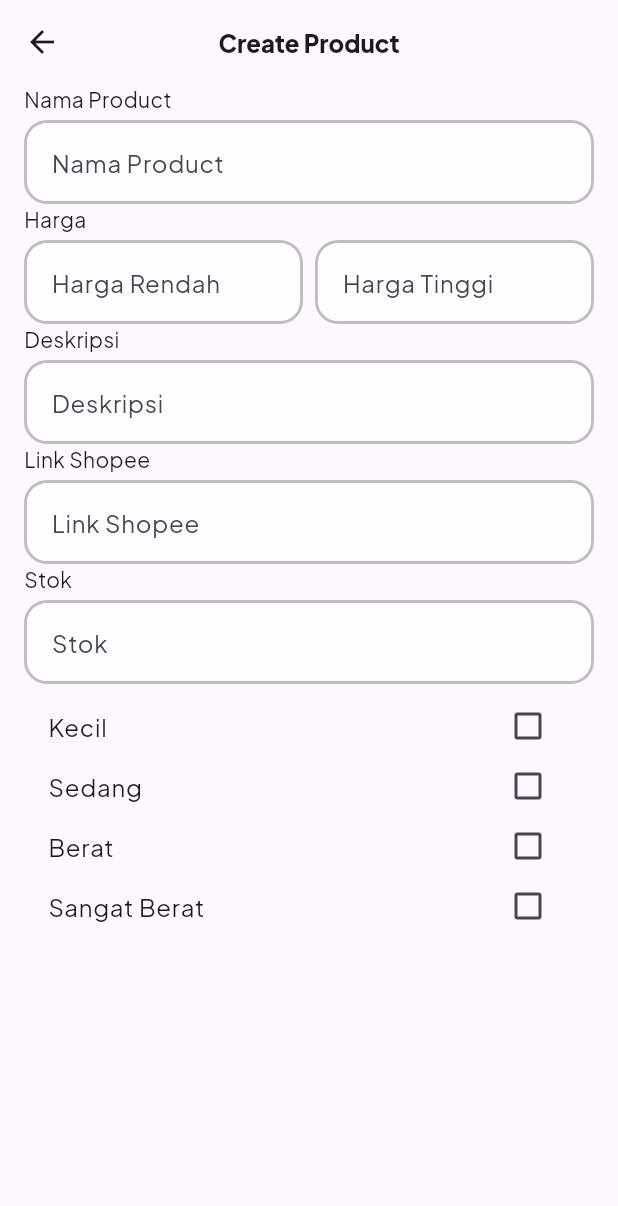
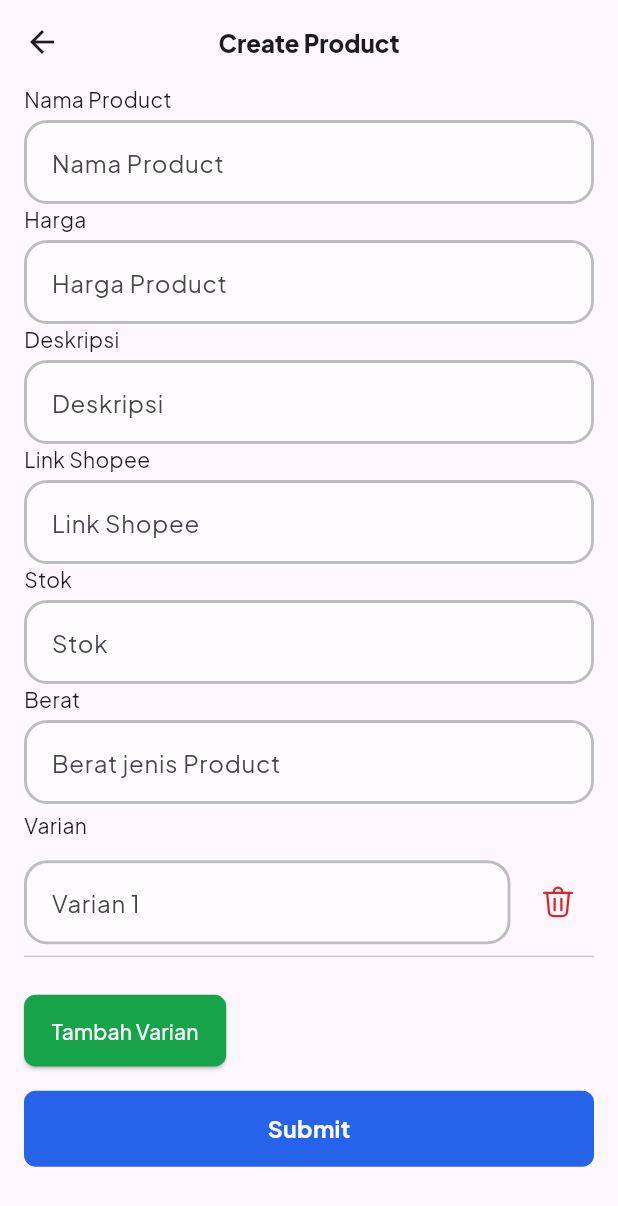
Before and after one commit to NasFahmi/DashboardApp, a Flutter app: the CreateProductView screen opened by its route, on a phone screen of 412 x 824 dp. Shown: the top 1206 px of the screen. Run offline on Flutter 3.47's test engine with Material 3 defaults, Android fonts, the phone set to English and light mode, and no system bars; our stand-ins replace fluentui_system_icons, flutter_screenutil, flutter_svg, gap, get, google_fonts and 3 more; accounts and stored records are empty; network calls fail.

```diff
--- a/lib/app/components/TextFormFieldComponent.dart
+++ b/lib/app/components/TextFormFieldComponent.dart
@@ -7,12 +7,12 @@ class TextFormFieldComponent extends StatelessWidget {
   final String? validationForm;
   final TextEditingController? controllerForm;
   final String? hintTextField;
-  // RegExp regex = RegExp(r'^[a-zA-Z0-9]+$');
+  RegExp? regex;
   TextFormFieldComponent(
       {required this.validationForm,
       required this.controllerForm,
       required this.hintTextField,
-      // required this.regex,
+      required this.regex,
       super.key});
 
   @override
@@ -25,7 +25,7 @@ class TextFormFieldComponent extends StatelessWidget {
         return null;
       },
       inputFormatters: [
-        // FilteringTextInputFormatter.allow(regex),
+        FilteringTextInputFormatter.allow(regex!),
       ],
       autovalidateMode: AutovalidateMode.onUserInteraction,
       controller: controllerForm,
--- a/lib/app/modules/Produk/views/produk_view.dart
+++ b/lib/app/modules/Produk/views/produk_view.dart
@@ -3,6 +3,7 @@ import 'package:flutter_screenutil/flutter_screenutil.dart';
 import 'package:gap/gap.dart';
 
 import 'package:get/get.dart';
+import 'package:pawonkoe/app/routes/app_pages.dart';
 import 'package:pawonkoe/app/theme/colors.dart';
 
 import '../controllers/produk_controller.dart';
@@ -82,7 +83,9 @@ class ProdukView extends GetView<ProdukController> {
                         ),
                       ),
                     ),
-                    onPressed: () {},
+                    onPressed: () {
+                      Get.toNamed(Routes.CREATE_PRODUCT);
+                    },
                     child: Row(
                       mainAxisAlignment: MainAxisAlignment.center,
                       crossAxisAlignment: CrossAxisAlignment.center,
--- a/lib/app/modules/createProduct/controllers/create_product_controller.dart
+++ b/lib/app/modules/createProduct/controllers/create_product_controller.dart
@@ -1,13 +1,15 @@
+import 'package:flutter/material.dart';
 import 'package:get/get.dart';
 
 class CreateProductController extends GetxController {
   //TODO: Implement CreateProductController
-  Map<String, bool> beratJenis = {
-    'Kecil': false,
-    'Sedang': false,
-    'Berat': false,
-    'Sangat Berat': false,
-  }.obs;
+  final TextEditingController namaProduct = TextEditingController();
+  final TextEditingController harga = TextEditingController();
+  final TextEditingController beratJenis = TextEditingController();
+  final TextEditingController deskripsi = TextEditingController();
+  final TextEditingController linkShopee = TextEditingController();
+  final TextEditingController stok = TextEditingController();
+  List<TextEditingController> varianControllers = [TextEditingController()].obs;
   final count = 0.obs;
   @override
   void onInit() {
--- a/lib/app/modules/createProduct/views/create_product_view.dart
+++ b/lib/app/modules/createProduct/views/create_product_view.dart
@@ -14,13 +14,7 @@ class CreateProductView extends GetView<CreateProductController> {
 
   @override
   Widget build(BuildContext context) {
-    final TextEditingController namaProduct = TextEditingController();
-    final TextEditingController hargaRendah = TextEditingController();
-    final TextEditingController hargaTinggi = TextEditingController();
-    final TextEditingController deskripsi = TextEditingController();
-    final TextEditingController linkShopee = TextEditingController();
-    final TextEditingController stok = TextEditingController();
-    final TextEditingController spesifikasi = TextEditingController();
+    // final TextEditingController spesifikasi = TextEditingController();
     return Scaffold(
       appBar: AppBar(
         title: const Text(
@@ -47,10 +41,10 @@ class CreateProductView extends GetView<CreateProductController> {
                   ),
                   Gap(4),
                   TextFormFieldComponent(
-                    controllerForm: namaProduct,
+                    controllerForm: controller.namaProduct,
                     validationForm: 'Nama Product Tidak Boleh Kosong',
                     hintTextField: 'Nama Product',
-                    // regex: RegExp(r'^[a-zA-Z0-9]+$'),
+                    regex: RegExp(r'^[a-zA-Z0-9]+$'),
                   ),
                   Text(
                     'Harga',
@@ -58,29 +52,11 @@ class CreateProductView extends GetView<CreateProductController> {
                     style: TextStyle(),
                   ),
                   Gap(4),
-                  SizedBox(
-                    width: Get.width * 1,
-                    child: Row(
-                      children: [
-                        Expanded(
-                          child: TextFormFieldComponent(
-                            controllerForm: hargaRendah,
-                            validationForm: 'Harga Tidak Boleh Kosong',
-                            hintTextField: 'Harga Rendah',
-                            // regex: RegExp(r'^[0-9]*$'),
-                          ),
-                        ),
-                        Gap(8),
-                        Expanded(
-                          child: TextFormFieldComponent(
-                            controllerForm: hargaTinggi,
-                            validationForm: 'Harga Tidak Boleh Kosong',
-                            hintTextField: 'Harga Tinggi',
-                            // regex: RegExp(r'^[0-9]*$'),
-                          ),
-                        ),
-                      ],
-                    ),
+                  TextFormFieldComponent(
+                    controllerForm: controller.harga,
+                    validationForm: 'Harga Tidak Boleh Kosong',
+                    hintTextField: 'Harga Product',
+                    regex: RegExp(r'^[0-9]*$'),
                   ),
                   Text(
                     'Deskripsi',
@@ -90,8 +66,9 @@ class CreateProductView extends GetView<CreateProductController> {
                   Gap(4),
                   TextFormFieldComponent(
                     validationForm: 'Derksipsi Tidak Boleh Kosong',
-                    controllerForm: deskripsi,
+                    controllerForm: controller.deskripsi,
                     hintTextField: 'Deskripsi',
+                    regex: RegExp(r'^[a-zA-Z0-9]+$'),
                   ),
                   Text(
                     'Link Shopee',
@@ -101,8 +78,9 @@ class CreateProductView extends GetView<CreateProductController> {
                   Gap(4),
                   TextFormFieldComponent(
                     validationForm: 'Link Shopee Tidak Boleh Kosong',
-                    controllerForm: linkShopee,
+                    controllerForm: controller.linkShopee,
                     hintTextField: 'Link Shopee',
+                    regex: RegExp(r'^[a-zA-Z0-9]+$'),
                   ),
                   Text(
                     'Stok',
@@ -112,29 +90,123 @@ class CreateProductView extends GetView<CreateProductController> {
                   Gap(4),
                   TextFormFieldComponent(
                     validationForm: 'Stok Tidak Boleh Kosong',
-                    controllerForm: stok,
+                    controllerForm: controller.stok,
                     hintTextField: 'Stok',
+                    regex: RegExp(r'^[a-zA-Z0-9]+$'),
                   ),
-                  ListView(
-                    shrinkWrap: true,
-                    physics: NeverScrollableScrollPhysics(),
-                    children: controller.beratJenis.keys.map((String e) {
-                      return Obx(
-                        () => CheckboxListTile(
-                          title: Text(e),
-                          value: controller.beratJenis[e]!,
-                          onChanged: (bool? value) {
-                            controller.beratJenis[e] = value!;
-                          },
+                  Text(
+                    'Berat',
+                    textAlign: TextAlign.start,
+                    style: TextStyle(),
+                  ),
+                  Gap(4),
+                  TextFormFieldComponent(
+                    controllerForm: controller.beratJenis,
+                    validationForm: 'Berat jenis Tidak Boleh Kosong',
+                    hintTextField: 'Berat jenis Product',
+                    regex: RegExp(r'^[0-9]*$'),
+                  ),
+                  Gap(4),
+                  Text('Varian'),
+                  Gap(4),
+                  Obx(
+                    () => ListView.builder(
+                      padding: EdgeInsets.symmetric(vertical: 8.h),
+                      itemCount: controller.varianControllers.length,
+                      physics: NeverScrollableScrollPhysics(),
+                      shrinkWrap: true,
+                      itemBuilder: (context, index) {
+                        return Column(
+                          children: [
+                            Row(
+                              children: [
+                                Obx(
+                                  () => Expanded(
+                                    child: Container(
+                                      child: TextFormFieldComponent(
+                                        validationForm:
+                                            'Varian ${index + 1} tidak boleh kosong',
+                                        controllerForm:
+                                            controller.varianControllers[index],
+                                        hintTextField: 'Varian ${index + 1}',
+                                        regex: RegExp(r'^[a-zA-Z0-9]+$'),
+                                      ),
+                                    ),
+                                  ),
+                                ),
+                                Gap(8.w),
+                                IconButton(
+                                  onPressed: () {
+                                    if (controller.varianControllers.length >
+                                        1) {
+                                      controller.varianControllers
+                                          .removeAt(index);
+                                      print(
+                                          controller.varianControllers.length);
+                                    }
+                                  },
+                                  icon: Icon(
+                                    FluentIcons.delete_24_regular,
+                                  ),
+                                  color: AppColors.redColorPrimary,
+                                )
+                              ],
+                            ),
+                            Divider()
+                          ],
+                        );
+                      },
+                    ),
+                  ),
+                  Gap(8),
+                  ElevatedButton(
+                    style: ElevatedButton.styleFrom(
+                      backgroundColor: AppColors.greenColorPrimary,
+                      padding: EdgeInsets.symmetric(horizontal: 10.0),
+                      fixedSize: Size(140.w, 40.h),
+                      foregroundColor: AppColors.backgroundColor,
+                      shape: RoundedRectangleBorder(
+                        borderRadius: BorderRadius.all(
+                          Radius.circular(8.r),
                         ),
-                      );
-                    }).toList(),
-                    // Mengurangi margin antara CheckboxListTile
-                    padding: EdgeInsets.zero,
-                    // Menyesuaikan padding untuk isi dari ListTile
-                    // Ini akan mengurangi margin internal dari CheckboxListTile
-                    itemExtent: 40, // Ubah nilai ini sesuai kebutuhan
+                      ),
+                    ),
+                    onPressed: () {
+                      controller.varianControllers.add(TextEditingController());
+                      print(controller.varianControllers.length);
+                    },
+                    child: Text('Tambah Varian'),
                   ),
+                  Gap(16),
+                  GestureDetector(
+                    onTap: () {
+                      // if (controller.formKey.currentState?.validate() ??
+                      //     false) {
+                      //   // All form fields are valid, proceed with submission
+                      //   // You may want to call a function here to handle submission
+                      // }
+                    },
+                    child: Container(
+                      padding: EdgeInsets.symmetric(vertical: 12.h),
+                      decoration: BoxDecoration(
+                        color: AppColors.blueColorPrimary,
+                        borderRadius: BorderRadius.all(
+                          Radius.circular(8.r),
+                        ),
+                      ),
+                      child: Center(
+                        child: Text(
+                          'Submit',
+                          style: TextStyle(
+                            fontSize: 16.sp,
+                            color: Colors.white,
+                            fontWeight: FontWeight.bold,
+                          ),
+                        ),
+                      ),
+                    ),
+                  ),
+                  Gap(16),
                 ],
               ),
             ),
--- a/lib/app/routes/app_pages.dart
+++ b/lib/app/routes/app_pages.dart
@@ -26,7 +26,7 @@ part 'app_routes.dart';
 class AppPages {
   AppPages._();
 
-  static const INITIAL = Routes.CREATE_PRODUCT;
+  static const INITIAL = Routes.HOME;
 
   static final routes = [
     GetPage(
```
